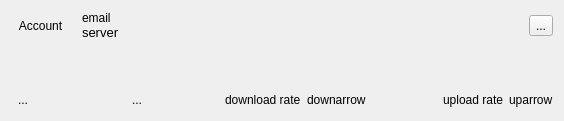
Before: the Qt Designer form ui/cloud-view.ui in haiwen/seafile-client, drawn with Qt 5.
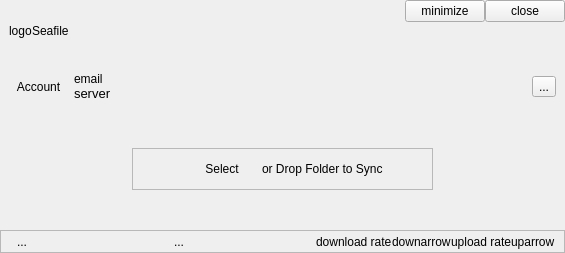
After: the same form once the commit is applied.

```diff
--- a/ui/cloud-view.ui
+++ b/ui/cloud-view.ui
@@ -6,8 +6,8 @@
    <rect>
     <x>0</x>
     <y>0</y>
-    <width>564</width>
-    <height>121</height>
+    <width>565</width>
+    <height>253</height>
    </rect>
   </property>
   <property name="windowTitle">
@@ -17,8 +17,100 @@
    <string notr="true"/>
   </property>
   <layout class="QVBoxLayout" name="verticalLayout_2">
+   <property name="spacing">
+    <number>0</number>
+   </property>
+   <property name="margin">
+    <number>0</number>
+   </property>
+   <item>
+    <widget class="QWidget" name="mHeader" native="true">
+     <layout class="QHBoxLayout" name="horizontalLayout_9">
+      <property name="spacing">
+       <number>0</number>
+      </property>
+      <property name="topMargin">
+       <number>0</number>
+      </property>
+      <property name="rightMargin">
+       <number>0</number>
+      </property>
+      <property name="bottomMargin">
+       <number>10</number>
+      </property>
+      <item>
+       <widget class="QLabel" name="mLogo">
+        <property name="text">
+         <string>logo</string>
+        </property>
+       </widget>
+      </item>
+      <item>
+       <widget class="QLabel" name="mBrand">
+        <property name="text">
+         <string>Seafile</string>
+        </property>
+       </widget>
+      </item>
+      <item>
+       <spacer name="horizontalSpacer_10">
+        <property name="orientation">
+         <enum>Qt::Horizontal</enum>
+        </property>
+        <property name="sizeHint" stdset="0">
+         <size>
+          <width>40</width>
+          <height>20</height>
+         </size>
+        </property>
+       </spacer>
+      </item>
+      <item>
+       <layout class="QVBoxLayout" name="verticalLayout_5">
+        <item>
+         <layout class="QHBoxLayout" name="horizontalLayout_10">
+          <item>
+           <widget class="QPushButton" name="mMinimizeBtn">
+            <property name="text">
+             <string>minimize</string>
+            </property>
+           </widget>
+          </item>
+          <item>
+           <widget class="QPushButton" name="mCloseBtn">
+            <property name="text">
+             <string>close</string>
+            </property>
+           </widget>
+          </item>
+         </layout>
+        </item>
+        <item>
+         <spacer name="verticalSpacer_4">
+          <property name="orientation">
+           <enum>Qt::Vertical</enum>
+          </property>
+          <property name="sizeHint" stdset="0">
+           <size>
+            <width>20</width>
+            <height>40</height>
+           </size>
+          </property>
+         </spacer>
+        </item>
+       </layout>
+      </item>
+     </layout>
+    </widget>
+   </item>
    <item>
     <layout class="QHBoxLayout" name="horizontalLayout">
+     <property name="leftMargin">
+      <number>9</number>
+     </property>
+     <property name="rightMargin">
+      <number>9</number>
+     </property>
      <property name="bottomMargin">
       <number>6</number>
      </property>
@@ -93,7 +185,152 @@
     </widget>
    </item>
    <item>
-    <layout class="QHBoxLayout" name="horizontalLayout_4">
+    <widget class="QWidget" name="mDropArea" native="true">
+     <layout class="QVBoxLayout" name="verticalLayout_3">
+      <property name="spacing">
+       <number>0</number>
+      </property>
+      <property name="topMargin">
+       <number>0</number>
+      </property>
+      <property name="bottomMargin">
+       <number>0</number>
+      </property>
+      <item>
+       <spacer name="verticalSpacer">
+        <property name="orientation">
+         <enum>Qt::Vertical</enum>
+        </property>
+        <property name="sizeHint" stdset="0">
+         <size>
+          <width>20</width>
+          <height>40</height>
+         </size>
+        </property>
+       </spacer>
+      </item>
+      <item>
+       <layout class="QHBoxLayout" name="horizontalLayout_6">
+        <item>
+         <spacer name="horizontalSpacer_6">
+          <property name="orientation">
+           <enum>Qt::Horizontal</enum>
+          </property>
+          <property name="sizeHint" stdset="0">
+           <size>
+            <width>40</width>
+            <height>17</height>
+           </size>
+          </property>
+         </spacer>
+        </item>
+        <item>
+         <widget class="QFrame" name="mDropInner">
+          <property name="frameShape">
+           <enum>QFrame::StyledPanel</enum>
+          </property>
+          <property name="frameShadow">
+           <enum>QFrame::Raised</enum>
+          </property>
+          <layout class="QHBoxLayout" name="horizontalLayout_7">
+           <property name="spacing">
+            <number>0</number>
+           </property>
+           <item>
+            <spacer name="horizontalSpacer_8">
+             <property name="orientation">
+              <enum>Qt::Horizontal</enum>
+             </property>
+             <property name="sizeHint" stdset="0">
+              <size>
+               <width>40</width>
+               <height>20</height>
+              </size>
+             </property>
+            </spacer>
+           </item>
+           <item>
+            <widget class="QPushButton" name="mSelectFolderBtn">
+             <property name="text">
+              <string>Select</string>
+             </property>
+             <property name="flat">
+              <bool>true</bool>
+             </property>
+            </widget>
+           </item>
+           <item>
+            <widget class="QLabel" name="mDropFolderText">
+             <property name="text">
+              <string>or Drop Folder to Sync</string>
+             </property>
+            </widget>
+           </item>
+           <item>
+            <spacer name="horizontalSpacer_9">
+             <property name="orientation">
+              <enum>Qt::Horizontal</enum>
+             </property>
+             <property name="sizeHint" stdset="0">
+              <size>
+               <width>40</width>
+               <height>20</height>
+              </size>
+             </property>
+            </spacer>
+           </item>
+          </layout>
+         </widget>
+        </item>
+        <item>
+         <spacer name="horizontalSpacer_7">
+          <property name="orientation">
+           <enum>Qt::Horizontal</enum>
+          </property>
+          <property name="sizeHint" stdset="0">
+           <size>
+            <width>40</width>
+            <height>20</height>
+           </size>
+          </property>
+         </spacer>
+        </item>
+       </layout>
+      </item>
+      <item>
+       <spacer name="verticalSpacer_2">
+        <property name="orientation">
+         <enum>Qt::Vertical</enum>
+        </property>
+        <property name="sizeHint" stdset="0">
+         <size>
+          <width>20</width>
+          <height>40</height>
+         </size>
+        </property>
+       </spacer>
+      </item>
+     </layout>
+    </widget>
+   </item>
+   <item>
+    <widget class="QFrame" name="mFooter">
+     <property name="frameShape">
+      <enum>QFrame::StyledPanel</enum>
+     </property>
+     <property name="frameShadow">
+      <enum>QFrame::Raised</enum>
+     </property>
+     <layout class="QHBoxLayout" name="horizontalLayout_2">
+      <property name="spacing">
+       <number>0</number>
+      </property>
+      <property name="topMargin">
+       <number>0</number>
+      </property>
+      <property name="bottomMargin">
+       <number>0</number>
+      </property>
      <item>
       <widget class="QToolButton" name="mDownloadTasksBtn">
        <property name="text">
@@ -148,7 +385,7 @@
       </spacer>
      </item>
      <item>
-      <layout class="QHBoxLayout" name="horizontalLayout_2">
+       <layout class="QHBoxLayout" name="horizontalLayout_3">
        <item>
         <widget class="QLabel" name="mDownloadRate">
          <property name="text">
@@ -166,20 +403,7 @@
       </layout>
      </item>
      <item>
-      <spacer name="horizontalSpacer_4">
-       <property name="orientation">
-        <enum>Qt::Horizontal</enum>
-       </property>
-       <property name="sizeHint" stdset="0">
-        <size>
-         <width>40</width>
-         <height>20</height>
-        </size>
-       </property>
-      </spacer>
-     </item>
-     <item>
-      <layout class="QHBoxLayout" name="horizontalLayout_3">
+       <layout class="QHBoxLayout" name="horizontalLayout_4">
        <item>
         <widget class="QLabel" name="mUploadRate">
          <property name="text">
@@ -197,6 +421,7 @@
       </layout>
      </item>
     </layout>
+    </widget>
    </item>
   </layout>
  </widget>
```
Lines whose indentation alone changed are shown as unchanged.
